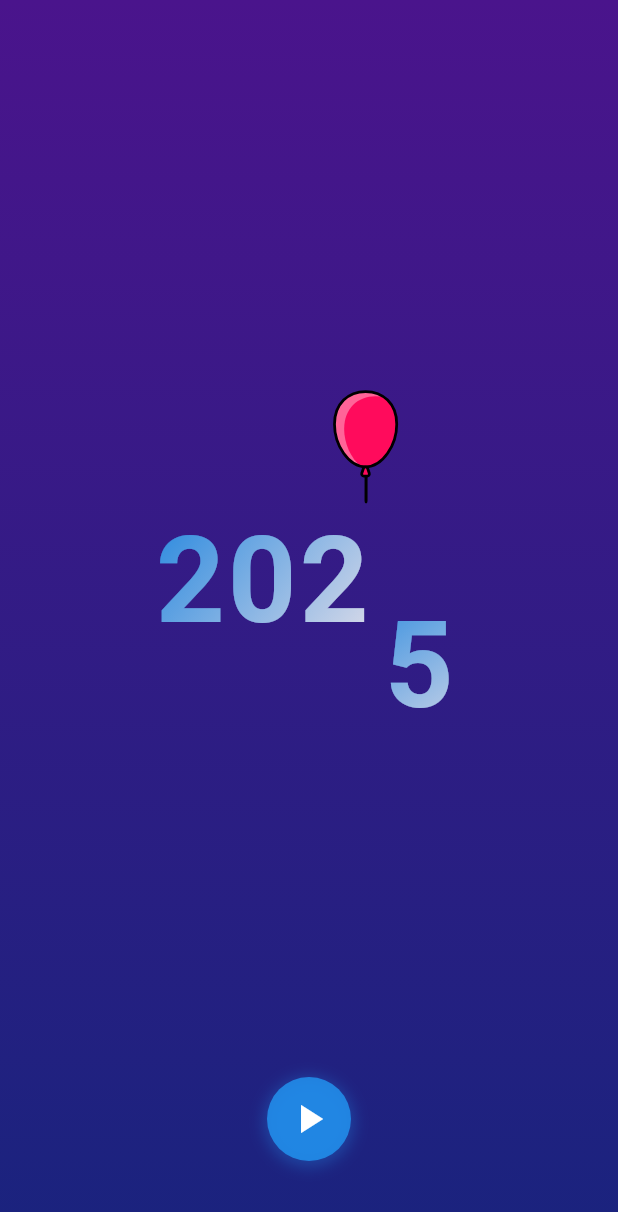
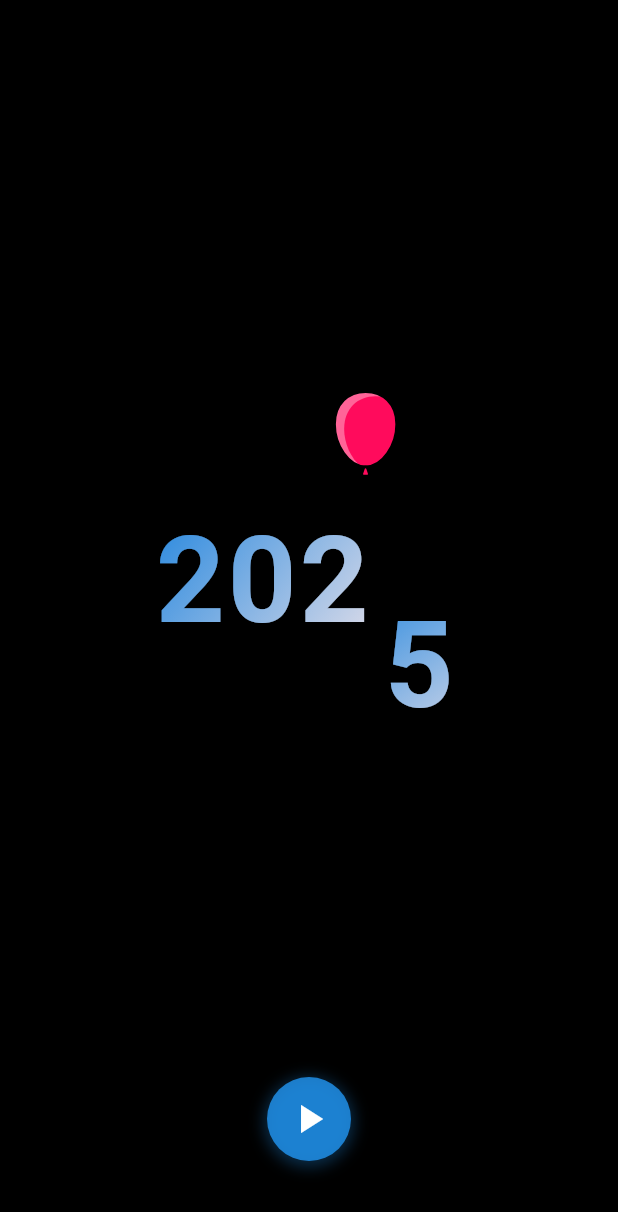
Before and after one commit to hwb06/Happy-New-Year-2025, a Flutter app: the NewYearAnimation screen opened directly, on a phone screen of 412 x 824 dp. Shown: the top 1212 px of the screen. Run offline on Flutter 3.47's test engine with Material 3 defaults, Android fonts, the light colour scheme and no system bars; our stand-ins replace confetti, lottie.

Commit message:
Code updated

```diff
--- a/lib/views/countdown_screen.dart
+++ b/lib/views/countdown_screen.dart
@@ -12,7 +12,7 @@ class _NewYearAnimationState extends State<NewYearAnimation> with TickerProvider
   late AnimationController _balloonController;
   late AnimationController _numberController;
   late AnimationController _transitionController;
-  late AnimationController _textController;  // Declare the _textController
+  late AnimationController _textController;
   late Animation<double> _balloonAnimation;
   late Animation<Offset> _numberSlideAnimation;
   late ConfettiController _confettiController;
@@ -54,11 +54,12 @@ class _NewYearAnimationState extends State<NewYearAnimation> with TickerProvider
       vsync: this,
     );
 
+    // Initialize confetti controller with longer duration
     _confettiController = ConfettiController(
-      duration: const Duration(seconds: 1),
+      duration: const Duration(seconds: 3),
     );
 
-    _textController = AnimationController( // Initialize the _textController
+    _textController = AnimationController(
       duration: const Duration(seconds: 2),
       vsync: this,
     );
@@ -77,17 +78,9 @@ class _NewYearAnimationState extends State<NewYearAnimation> with TickerProvider
     return Scaffold(
       body: Stack(
         children: [
-          // Base Animation Screen
           Container(
             decoration: BoxDecoration(
-              gradient: LinearGradient(
-                begin: Alignment.topCenter,
-                end: Alignment.bottomCenter,
-                colors: [
-                  Color(0xFF4A148C), // Deeper purple
-                  Color(0xFF1A237E), // Deeper blue
-                ],
-              ),
+              color: Colors.black,
             ),
             child: Stack(
               children: [
@@ -117,7 +110,6 @@ class _NewYearAnimationState extends State<NewYearAnimation> with TickerProvider
                     ],
                   ),
                 ),
-
 
                 // Balloon and "4" animation
                 Positioned(
@@ -172,38 +164,31 @@ class _NewYearAnimationState extends State<NewYearAnimation> with TickerProvider
                     ),
                   ),
                 ),
-
               ],
             ),
           ),
 
-          // New Year Celebration Screen
+          // New Year Celebration Screen with Multiple Confetti Sources
           if (_showNewScreen)
             FadeTransition(
               opacity: _transitionController,
               child: Container(
                 decoration: BoxDecoration(
-                  gradient: LinearGradient(
-                    begin: Alignment.topCenter,
-                    end: Alignment.bottomCenter,
-                    colors: [
-                      Color(0xFF4A148C), // Deeper purple
-                      Color(0xFF1A237E), // Deeper blue
-                    ],
-                  ),
+                  color: Colors.black,
                 ),
                 child: Stack(
                   children: [
+                    // Left confetti source
                     Align(
-                      alignment: Alignment.topCenter,
+                      alignment: Alignment.centerLeft,
                       child: ConfettiWidget(
                         confettiController: _confettiController,
-                        blastDirection: pi / 2,
-                        maxBlastForce: 4,
+                        blastDirection: 0, // Shoots right
+                        emissionFrequency: 0.05,
+                        numberOfParticles: 20,
+                        maxBlastForce: 5,
                         minBlastForce: 2,
-                        emissionFrequency: 0.03,
-                        numberOfParticles: 30,
-                        gravity: 0.05,
+                        gravity: 0.1,
                         colors: const [
                           Colors.blue,
                           Colors.pink,
@@ -213,6 +198,49 @@ class _NewYearAnimationState extends State<NewYearAnimation> with TickerProvider
                         ],
                       ),
                     ),
+
+                    // Right confetti source
+                    Align(
+                      alignment: Alignment.centerRight,
+                      child: ConfettiWidget(
+                        confettiController: _confettiController,
+                        blastDirection: pi, // Shoots left
+                        emissionFrequency: 0.05,
+                        numberOfParticles: 20,
+                        maxBlastForce: 5,
+                        minBlastForce: 2,
+                        gravity: 0.1,
+                        colors: const [
+                          Colors.blue,
+                          Colors.pink,
+                          Colors.green,
+                          Colors.orange,
+                          Colors.purple,
+                        ],
+                      ),
+                    ),
+
+                    // Top center confetti source
+                    Align(
+                      alignment: Alignment.topCenter,
+                      child: ConfettiWidget(
+                        confettiController: _confettiController,
+                        blastDirection: pi / 2,
+                        emissionFrequency: 0.05,
+                        numberOfParticles: 30,
+                        maxBlastForce: 5,
+                        minBlastForce: 2,
+                        gravity: 0.1,
+                        colors: const [
+                          Colors.blue,
+                          Colors.pink,
+                          Colors.green,
+                          Colors.orange,
+                          Colors.purple,
+                        ],
+                      ),
+                    ),
+
                     Center(
                       child: FadeTransition(
                         opacity: _textController,
@@ -222,7 +250,11 @@ class _NewYearAnimationState extends State<NewYearAnimation> with TickerProvider
                             ShaderMask(
                               shaderCallback: (bounds) {
                                 return LinearGradient(
-                                  colors: [Colors.blue.withOpacity(0.8), Colors.white.withOpacity(0.8), Colors.orange.withOpacity(0.8)], // Apply opacity to the gradient colors
+                                  colors: [
+                                    Colors.blue.withOpacity(0.8),
+                                    Colors.white.withOpacity(0.8),
+                                    Colors.orange.withOpacity(0.8)
+                                  ],
                                   begin: Alignment.topLeft,
                                   end: Alignment.bottomRight,
                                 ).createShader(bounds);
@@ -236,17 +268,18 @@ class _NewYearAnimationState extends State<NewYearAnimation> with TickerProvider
                                   shadows: [
                                     Shadow(
                                       blurRadius: 10.0,
-                                      color: Colors.black.withOpacity(0.5), // Black shadow with some opacity
-                                      offset: Offset(4.0, 4.0), // Shadow offset
+                                      color: Colors.black.withOpacity(0.5),
+                                      offset: Offset(4.0, 4.0),
                                     ),
                                   ],
                                 ),
                               ),
                             ),
+                            SizedBox(height: 20),
                             ShaderMask(
                               shaderCallback: (bounds) {
                                 return LinearGradient(
-                                  colors: [Color(0xFF00C6FB), Color(0xFF005BEA)], // Gradient from bright cyan to deep blue
+                                  colors: [Color(0xFF00C6FB), Color(0xFF005BEA)],
                                   begin: Alignment.topLeft,
                                   end: Alignment.bottomRight,
                                 ).createShader(bounds);
@@ -260,8 +293,6 @@ class _NewYearAnimationState extends State<NewYearAnimation> with TickerProvider
                                 ),
                               ),
                             )
-
-
                           ],
                         ),
                       ),
@@ -312,8 +343,10 @@ class _NewYearAnimationState extends State<NewYearAnimation> with TickerProvider
   void _showTransitionScreen() {
     setState(() => _showNewScreen = true);
     _transitionController.forward();
-    _confettiController.play();
-    _textController.forward(); // Start the text fade-in effect
+    Future.delayed(Duration(milliseconds: 200), () {
+      _confettiController.play();
+    });
+    _textController.forward();
   }
 
   void _startAnimation() {
@@ -329,7 +362,7 @@ class _NewYearAnimationState extends State<NewYearAnimation> with TickerProvider
     _balloonController.dispose();
     _numberController.dispose();
     _transitionController.dispose();
-    _textController.dispose(); // Dispose the _textController
+    _textController.dispose();
     _confettiController.dispose();
     super.dispose();
   }
--- a/lib/views/splash_screen.dart
+++ b/lib/views/splash_screen.dart
@@ -17,7 +17,7 @@ class _SplashScreenState extends State<SplashScreen> with TickerProviderStateMix
 
     // Text animation controller
     _textController = AnimationController(
-      duration: Duration(seconds: 10),
+      duration: Duration(seconds: 20),
       vsync: this,
     );
 
@@ -30,7 +30,7 @@ class _SplashScreenState extends State<SplashScreen> with TickerProviderStateMix
     _textController.forward();
     _lottieController.forward();
 
-    Future.delayed(Duration(seconds: 10), () {
+    Future.delayed(Duration(seconds: 20), () {
       Navigator.pushReplacement(
         context,
         PageRouteBuilder(
```
